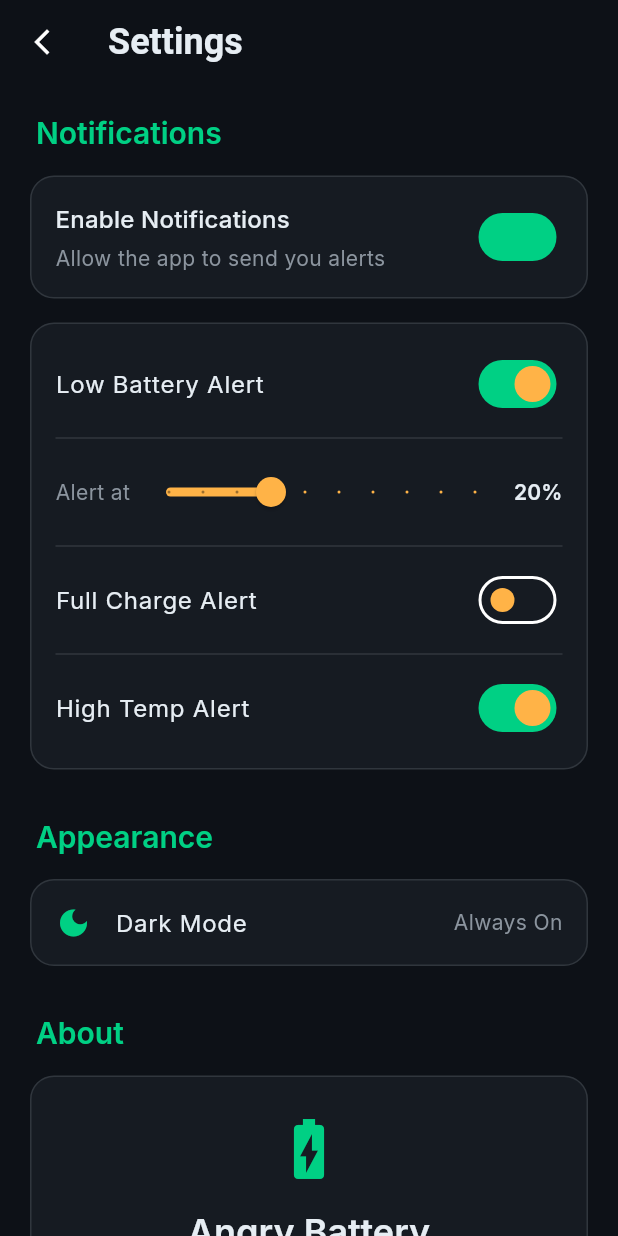
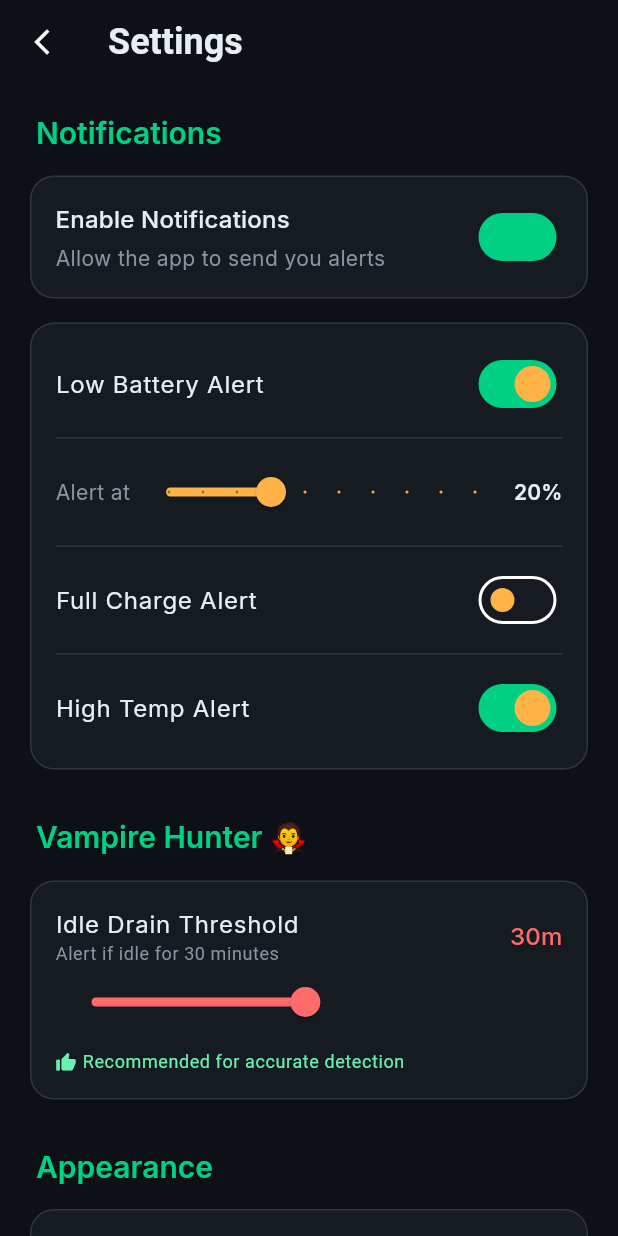
Before and after one commit to pfaustino/angry_battery, a Flutter app: the screen it shows after launch, after a tap on the "settings" icon, on a phone screen of 412 x 824 dp. Run offline on Flutter 3.47's test engine with Material 3 defaults, Android fonts, the phone set to English and light mode, and no system bars; our stand-ins replace battery_plus, fl_chart, flutter_local_notifications, google_fonts, shared_preferences; missing offline and left inert: android_intent_plus.

```diff
--- a/lib/main.dart
+++ b/lib/main.dart
@@ -5,7 +5,11 @@ import 'services/battery_service.dart';
 import 'screens/home_screen.dart';
 
 
-void main() {
+import 'services/notification_service.dart';
+
+void main() async {
+  WidgetsFlutterBinding.ensureInitialized();
+  await NotificationService().initialize();
   runApp(const AngryBatteryApp());
 }
 
--- a/lib/screens/settings_screen.dart
+++ b/lib/screens/settings_screen.dart
@@ -1,6 +1,8 @@
 import 'package:flutter/material.dart';
 import '../theme/app_theme.dart';
 
+
+import '../services/vampire_service.dart';
 
 class SettingsScreen extends StatefulWidget {
   const SettingsScreen({super.key});
@@ -15,6 +17,13 @@ class _SettingsScreenState extends State<SettingsScreen> {
   bool _fullChargeAlert = false;
   bool _temperatureAlert = true;
   double _lowBatteryThreshold = 20.0;
+  int _vampireThreshold = 30;
+
+  @override
+  void initState() {
+    super.initState();
+    _vampireThreshold = VampireService().threshold;
+  }
 
   @override
   Widget build(BuildContext context) {
@@ -100,6 +109,69 @@ class _SettingsScreenState extends State<SettingsScreen> {
                 ),
               ),
             ],
+
+            const SizedBox(height: 32),
+            _buildSectionHeader('Vampire Hunter 🧛'),
+            Container(
+              padding: const EdgeInsets.all(16),
+              decoration: BoxDecoration(
+                color: AppTheme.surface,
+                borderRadius: BorderRadius.circular(16),
+                border: Border.all(color: AppTheme.border),
+              ),
+              child: Column(
+                crossAxisAlignment: CrossAxisAlignment.start,
+                children: [
+                  Row(
+                    mainAxisAlignment: MainAxisAlignment.spaceBetween,
+                    children: [
+                      Column(
+                        crossAxisAlignment: CrossAxisAlignment.start,
+                        children: [
+                          Text(
+                            'Idle Drain Threshold',
+                            style: Theme.of(context).textTheme.bodyLarge,
+                          ),
+                          Text(
+                            'Alert if idle for $_vampireThreshold minutes',
+                            style: Theme.of(context).textTheme.bodySmall?.copyWith(color: AppTheme.textMuted),
+                          ),
+                        ],
+                      ),
+                      Text(
+                        '${_vampireThreshold}m',
+                        style: Theme.of(context).textTheme.titleMedium?.copyWith(color: AppTheme.accent),
+                      ),
+                    ],
+                  ),
+                  Slider(
+                    value: _vampireThreshold.toDouble(),
+                    min: 1,
+                    max: 60,
+                    divisions: 59,
+                    activeColor: AppTheme.accent,
+                    onChanged: (val) {
+                      setState(() => _vampireThreshold = val.toInt());
+                      VampireService().setThreshold(val.toInt());
+                    },
+                  ),
+                  if (_vampireThreshold == 30)
+                    Padding(
+                      padding: const EdgeInsets.only(top: 8),
+                      child: Row(
+                        children: [
+                          Icon(Icons.thumb_up, size: 14, color: Colors.greenAccent),
+                          const SizedBox(width: 4),
+                          Text(
+                            'Recommended for accurate detection',
+                            style: Theme.of(context).textTheme.bodySmall?.copyWith(color: Colors.greenAccent),
+                          ),
+                        ],
+                      ),
+                    ),
+                ],
+              ),
+            ),
 
             const SizedBox(height: 32),
             _buildSectionHeader('Appearance'),
--- a/lib/services/battery_service.dart
+++ b/lib/services/battery_service.dart
@@ -1,9 +1,11 @@
 import 'dart:async';
 import 'package:battery_plus/battery_plus.dart';
 import 'package:flutter/foundation.dart';
+import 'notification_service.dart';
 
 class BatteryService extends ChangeNotifier {
   final Battery _battery = Battery();
+  final NotificationService _notifications = NotificationService();
 
   int _batteryLevel = 0;
   BatteryState _batteryState = BatteryState.unknown;
@@ -59,6 +61,8 @@ class BatteryService extends ChangeNotifier {
     // Listen to battery state changes
     _batteryStateSubscription = _battery.onBatteryStateChanged.listen((state) {
       _batteryState = state;
+      // Also check notifications on state change
+      _notifications.checkBatteryState(_batteryLevel, isCharging);
       notifyListeners();
     });
 
@@ -79,6 +83,8 @@ class BatteryService extends ChangeNotifier {
   Future<void> _updateBatteryLevel() async {
     try {
       _batteryLevel = await _battery.batteryLevel;
+      // Triggers shaming if conditions are met
+      _notifications.checkBatteryState(_batteryLevel, isCharging);
       notifyListeners();
     } catch (e) {
       debugPrint('Error getting battery level: $e');
--- /dev/null
+++ b/lib/services/notification_service.dart
@@ -0,0 +1,79 @@
+import 'package:flutter_local_notifications/flutter_local_notifications.dart';
+import 'package:flutter/foundation.dart';
+
+class NotificationService {
+  static final NotificationService _instance = NotificationService._internal();
+  factory NotificationService() => _instance;
+  NotificationService._internal();
+
+  final FlutterLocalNotificationsPlugin _notifications = FlutterLocalNotificationsPlugin();
+
+  // Track last known state to avoid spamming
+  int _lastLevel = -1;
+  bool _wasCharging = false;
+  DateTime _lastNotificationTime = DateTime.fromMillisecondsSinceEpoch(0);
+
+  Future<void> initialize() async {
+    const androidSettings = AndroidInitializationSettings('@mipmap/launcher_icon');
+    const iosSettings = DarwinInitializationSettings();
+    const initSettings = InitializationSettings(android: androidSettings, iOS: iosSettings);
+
+    await _notifications.initialize(
+      initSettings,
+      onDidReceiveNotificationResponse: (response) {
+        debugPrint('Notification clicked: ${response.payload}');
+      },
+    );
+  }
+
+  Future<void> checkBatteryState(int level, bool isCharging) async {
+    // Debounce: Don't check more than once per minute
+    if (DateTime.now().difference(_lastNotificationTime).inMinutes < 1) return;
+
+    // Trigger 1: Full Charge Shaming
+    if (level == 100 && isCharging && !_wasCharging) {
+      await _showNotification(
+        'UNPLUG ME! 🤬',
+        'Do you like ruining my lifespan?! I am literally 100% full!'
+      );
+    }
+
+    // Trigger 2: Low Battery Panic
+    if (level <= 20 && level > 10 && _lastLevel > 20) {
+       await _showNotification(
+        'I\'m dying here 💀',
+        'Feed me! 20% isn\'t a suggestion, it\'s a threat.'
+      );
+    }
+
+    // Trigger 3: Critical
+    if (level <= 5 && _lastLevel > 5) {
+       await _showNotification(
+        'GOODBYE CRUEL WORLD 🪦',
+        '5% left. Nice knowing you.'
+      );
+    }
+
+    _lastLevel = level;
+    _wasCharging = isCharging;
+  }
+
+  Future<void> _showNotification(String title, String body) async {
+    _lastNotificationTime = DateTime.now();
+    const androidDetails = AndroidNotificationDetails(
+      'angry_channel',
+      'Angry Alerts',
+      channelDescription: 'Battery shaming notifications',
+      importance: Importance.high,
+      priority: Priority.high,
+    );
+    const details = NotificationDetails(android: androidDetails);
+
+    await _notifications.show(
+      0,
+      title,
+      body,
+      details,
+    );
+  }
+}
--- /dev/null
+++ b/lib/services/vampire_service.dart
@@ -0,0 +1,100 @@
+import 'dart:async';
+import 'package:battery_plus/battery_plus.dart';
+import 'package:flutter/foundation.dart';
+import 'package:flutter/services.dart';
+import 'package:shared_preferences/shared_preferences.dart';
+import 'app_usage_service.dart';
+
+class VampireService {
+  static final VampireService _instance = VampireService._internal();
+  factory VampireService() => _instance;
+  VampireService._internal();
+
+  final Battery _battery = Battery();
+  final AppUsageService _usageService = AppUsageService();
+
+  static const _eventChannel = EventChannel('com.angrybattery.app/screen_state');
+  StreamSubscription? _screenSubscription;
+
+  // Settings
+  int _thresholdMinutes = 30;
+
+  // Monitoring State
+  DateTime? _screenOffTime;
+  int? _screenOffLevel;
+
+  // Alert Callback
+  Function(VampireAlert)? onVampireDetected;
+
+  Future<void> start() async {
+    await _loadSettings();
+    _screenSubscription = _eventChannel.receiveBroadcastStream().listen((event) {
+      if (event == 'SCREEN_OFF') {
+        _onScreenOff();
+      } else if (event == 'SCREEN_ON') {
+        _onScreenOn();
+      }
+    });
+  }
+
+  Future<void> _loadSettings() async {
+    final prefs = await SharedPreferences.getInstance();
+    _thresholdMinutes = prefs.getInt('vampire_threshold') ?? 30;
+  }
+
+  Future<void> setThreshold(int minutes) async {
+    _thresholdMinutes = minutes;
+    final prefs = await SharedPreferences.getInstance();
+    await prefs.setInt('vampire_threshold', minutes);
+  }
+
+  int get threshold => _thresholdMinutes;
+
+  Future<void> _onScreenOff() async {
+    _screenOffTime = DateTime.now();
+    _screenOffLevel = await _battery.batteryLevel;
+    debugPrint("🧛 Vampire Hunter: Screen OFF at $_screenOffLevel%");
+  }
+
+  Future<void> _onScreenOn() async {
+    if (_screenOffTime == null || _screenOffLevel == null) return;
+
+    final now = DateTime.now();
+    final currentLevel = await _battery.batteryLevel;
+
+    final duration = now.difference(_screenOffTime!);
+    final drain = _screenOffLevel! - currentLevel;
+
+    debugPrint("🧛 Vampire Hunter: Screen ON. Drain: $drain% in ${duration.inMinutes} mins");
+
+    // Thresholds: Drain > 2% AND Duration > _thresholdMinutes
+    if (drain >= 2 && duration.inMinutes >= _thresholdMinutes) {
+      // Capture the suspects immediately
+      final suspects = await _usageService.getAppUsageForRange(_screenOffTime!, now);
+
+      if (onVampireDetected != null) {
+        onVampireDetected!(VampireAlert(
+          drainAmount: drain,
+          duration: duration,
+          suspects: suspects,
+        ));
+      }
+    }
+
+    // Reset
+    _screenOffTime = null;
+    _screenOffLevel = null;
+  }
+
+  void dispose() {
+    _screenSubscription?.cancel();
+  }
+}
+
+class VampireAlert {
+  final int drainAmount;
+  final Duration duration;
+  final List<Map<String, dynamic>> suspects;
+
+  VampireAlert({required this.drainAmount, required this.duration, required this.suspects});
+}
--- a/pubspec.yaml
+++ b/pubspec.yaml
@@ -32,6 +32,7 @@ dependencies:
   # Modern fonts
   google_fonts: ^6.2.1
 
+
 dev_dependencies:
   flutter_test:
     sdk: flutter
```
Also changed, not shown: lib/screens/home_screen.dart (+86 -1 lines), lib/services/app_usage_service.dart (+13 -0 lines), 7 other files.
